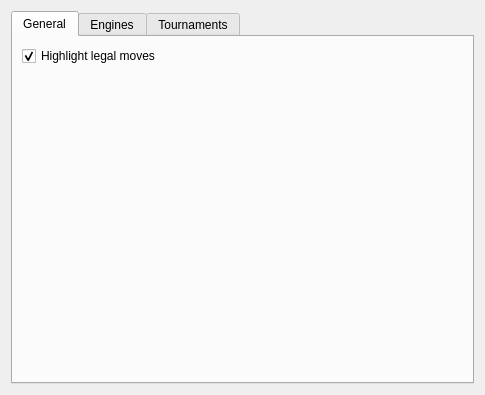
This is projects/gui/ui/settingsdlg.ui in cutechess/cutechess as Qt 5 draws it before an edit. The edited form follows.
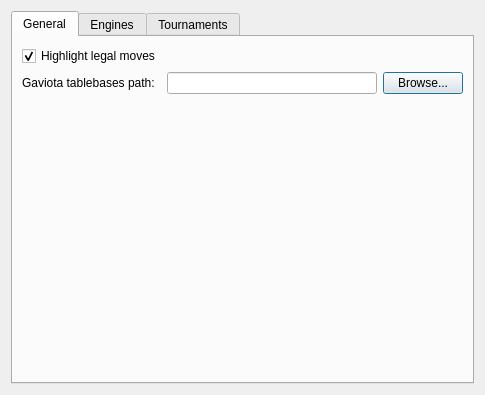
This is the edited form. Custom widgets are drawn as their Qt base class.

Commit message: gui: add Gaviota tablebases (#82)

```diff
--- a/projects/gui/ui/settingsdlg.ui
+++ b/projects/gui/ui/settingsdlg.ui
@@ -34,6 +34,27 @@
          </property>
         </widget>
        </item>
+       <item row="1" column="0">
+        <widget class="QLabel" name="m_tbPathLabel">
+         <property name="text">
+          <string>Gaviota tablebases path:</string>
+         </property>
+        </widget>
+       </item>
+       <item row="1" column="1">
+        <layout class="QHBoxLayout" name="horizontalLayout">
+         <item>
+          <widget class="QLineEdit" name="m_tbPathEdit"/>
+         </item>
+         <item>
+          <widget class="QPushButton" name="m_browseTbPathBtn">
+           <property name="text">
+            <string>Browse...</string>
+           </property>
+          </widget>
+         </item>
+        </layout>
+       </item>
       </layout>
      </widget>
      <widget class="QWidget" name="m_enginesTab">
```
The commit also changes 5 other files.
